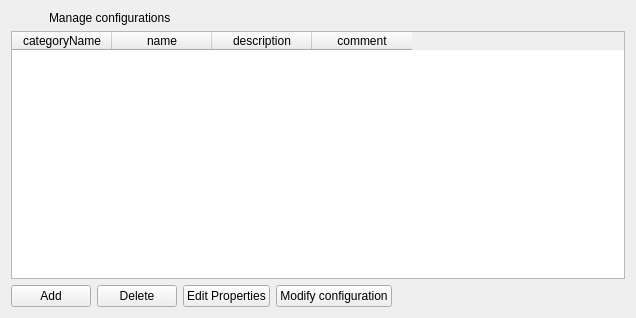
Old version of the form client/uiforms/configurations.ui in the repository Wolframe/configurator.
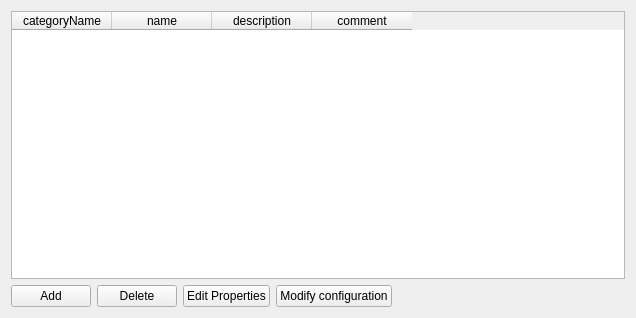
New version of the form.

What changed in the file:
```diff
--- a/client/uiforms/configurations.ui
+++ b/client/uiforms/configurations.ui
@@ -78,30 +78,6 @@
     </layout>
    </item>
    <item row="0" column="0">
-    <layout class="QHBoxLayout" name="horizontalLayout_2">
-     <item>
-      <widget class="QLabel" name="label_2">
-       <property name="maximumSize">
-        <size>
-         <width>32</width>
-         <height>32</height>
-        </size>
-       </property>
-       <property name="text">
-        <string/>
-       </property>
-      </widget>
-     </item>
-     <item>
-      <widget class="QLabel" name="label">
-       <property name="text">
-        <string>Manage configurations</string>
-       </property>
-      </widget>
-     </item>
-    </layout>
-   </item>
-   <item row="1" column="0">
     <widget class="QTableWidget" name="configuration">
      <property name="horizontalScrollBarPolicy">
       <enum>Qt::ScrollBarAlwaysOff</enum>
```
Left out of the diff: 2 changed lines with no effect on the pictures.
